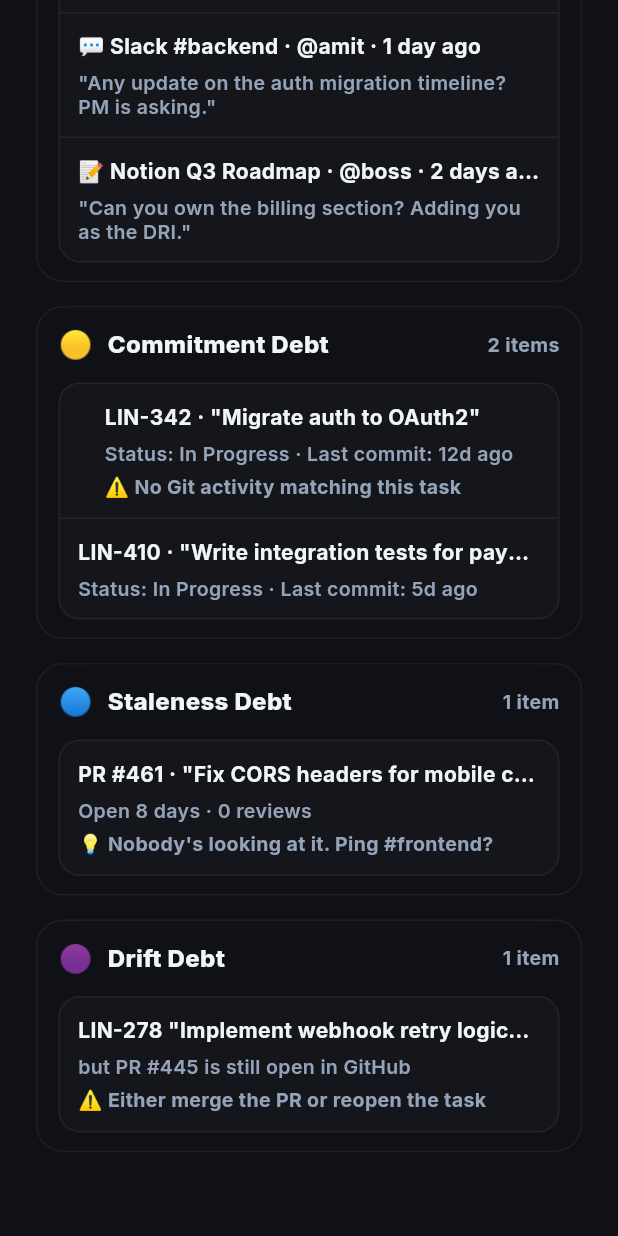
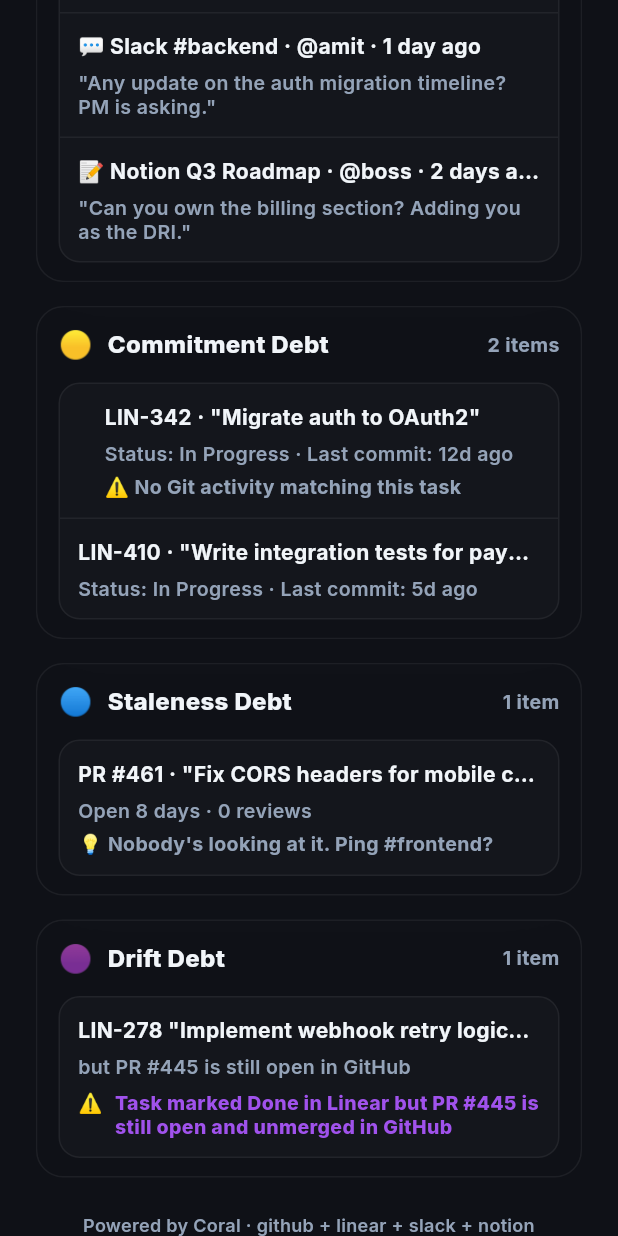
Before and after one commit to AgroKING/drift, a Flutter app: the screen it shows after launch, scrolled down 873 dp, on a phone screen of 412 x 824 dp. Run offline on Flutter 3.47's test engine with Material 3 defaults, Android fonts, the light colour scheme and no system bars; our stand-ins replace google_fonts.

Commit message:
ui: append purple DriftDebt category layout card and implement application footer

```diff
--- a/frontend/lib/main.dart
+++ b/frontend/lib/main.dart
@@ -78,10 +78,6 @@ class _DriftHomeScreenState extends State<DriftHomeScreen> {
               .map((StalenessDebt d) => StalenessDebtRow(debt: d))
               .toList();
 
-          final List<Widget> driftItems = report.debts.drift
-              .map((DriftDebt d) => DriftDebtRow(debt: d))
-              .toList();
-
           return SingleChildScrollView(
             child: Padding(
               padding: const EdgeInsets.all(24),
@@ -138,8 +134,28 @@ class _DriftHomeScreenState extends State<DriftHomeScreen> {
                     emoji: '🟣',
                     label: 'Drift Debt',
                     accentColor: const Color(0xFFA855F7),
-                    itemCount: report.debts.drift.length,
-                    children: driftItems,
+                    itemCount: snapshot.data!.debts.drift.length,
+                    children: snapshot.data!.debts.drift
+                        .map((DriftDebt d) => DriftDebtRow(debt: d))
+                        .toList(),
+                  ),
+                  const SizedBox(height: 24),
+                  Center(
+                    child: Text(
+                      'Powered by Coral · github + linear + slack + notion',
+                      textAlign: TextAlign.center,
+                      style: Theme.of(context).textTheme.bodySmall?.copyWith(
+                            color: Theme.of(context).colorScheme.onSurfaceVariant,
+                            fontWeight: FontWeight.w600,
+                            letterSpacing: 0.2,
+                          ) ??
+                          TextStyle(
+                            fontSize: 12,
+                            color: Theme.of(context).colorScheme.onSurfaceVariant,
+                            fontWeight: FontWeight.w600,
+                            letterSpacing: 0.2,
+                          ),
+                    ),
                   ),
                   const SizedBox(height: 32),
                 ],
--- a/frontend/lib/widgets/debt_category_card.dart
+++ b/frontend/lib/widgets/debt_category_card.dart
@@ -457,6 +457,7 @@ class DriftDebtRow extends StatelessWidget {
 
   static const Color _textPrimary = Color(0xFFF1F5F9);
   static const Color _textSecondary = Color(0xFF94A3B8);
+  static const Color _driftAccent = Color(0xFFA855F7);
 
   @override
   Widget build(BuildContext context) {
@@ -485,17 +486,34 @@ class DriftDebtRow extends StatelessWidget {
             color: _textSecondary,
           ),
         ),
-        const SizedBox(height: 6),
+        const SizedBox(height: 8),
+        Row(
+          crossAxisAlignment: CrossAxisAlignment.start,
+          children: <Widget>[
             Text(
-          '⚠️ Either merge the PR or reopen the task',
-          maxLines: 2,
+              '⚠️',
+              style: GoogleFonts.inter(
+                fontSize: 13,
+                height: 1.25,
+                fontWeight: FontWeight.w800,
+                color: _driftAccent,
+              ),
+            ),
+            const SizedBox(width: 8),
+            Expanded(
+              child: Text(
+                debt.contradiction,
+                maxLines: 3,
                 overflow: TextOverflow.ellipsis,
                 style: GoogleFonts.inter(
                   fontSize: 13,
                   height: 1.25,
-            fontWeight: FontWeight.w700,
-            color: _textSecondary,
+                  fontWeight: FontWeight.w800,
+                  color: _driftAccent.withValues(alpha: 0.95),
                 ),
+              ),
+            ),
+          ],
         ),
       ],
     );
```
Lines whose indentation alone changed are shown as unchanged.
